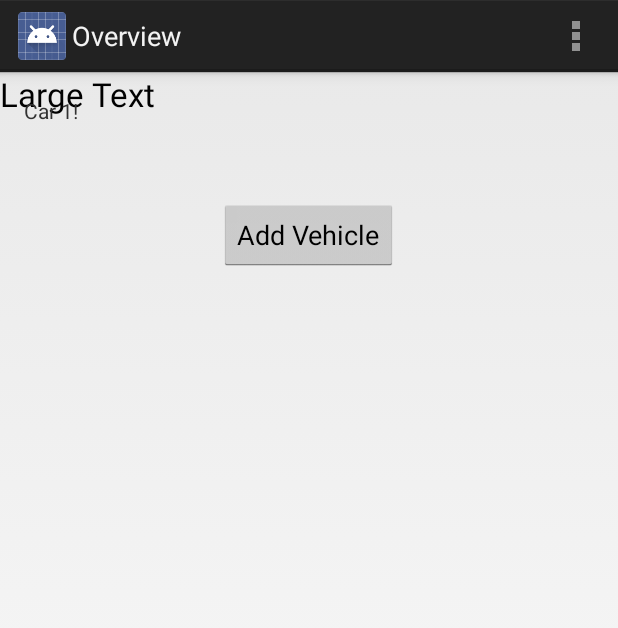
After one commit to kd8bny/maintenanceMan, an Android app: the Overview screen opened directly, with no data from a screen before it, on a phone screen of 412 x 824 dp. The commit adds this screen. Shown: the top 628 px of the screen. Run offline under Robolectric (Android 15) with nearby library versions, the light colour scheme and no system bars.

Commit message:
New fragments

```diff
--- a/app/src/main/AndroidManifest.xml
+++ b/app/src/main/AndroidManifest.xml
@@ -28,6 +28,10 @@
                 android:name="android.support.PARENT_ACTIVITY"
                 android:value="com.kd8bnyapps.kd8bny.maintenanceman.overview" />
         </activity>
+        <activity
+            android:name=".Overview"
+            android:label="@string/title_activity_overview" >
+        </activity>
     </application>
 
 </manifest>
--- /dev/null
+++ b/app/src/main/java/com/kd8bnyapps/kd8bny/maintenanceman/Overview.java
@@ -0,0 +1,64 @@
+package com.kd8bnyapps.kd8bny.maintenanceman;
+
+import android.app.Activity;
+import android.app.ActionBar;
+import android.app.Fragment;
+import android.os.Bundle;
+import android.view.LayoutInflater;
+import android.view.Menu;
+import android.view.MenuItem;
+import android.view.View;
+import android.view.ViewGroup;
+import android.os.Build;
+
+
+
+public class Overview extends Activity {
+
+    @Override
+    protected void onCreate(Bundle savedInstanceState) {
+        super.onCreate(savedInstanceState);
+        setContentView(R.layout.activity_overview);
+        if (savedInstanceState == null) {
+            getFragmentManager().beginTransaction()
+                    .add(R.id.container, new PlaceholderFragment())
+                    .commit();
+        }
+    }
+
+
+    @Override
+    public boolean onCreateOptionsMenu(Menu menu) {
+        // Inflate the menu; this adds items to the action bar if it is present.
+        getMenuInflater().inflate(R.menu.overview, menu);
+        return true;
+    }
+
+    @Override
+    public boolean onOptionsItemSelected(MenuItem item) {
+        // Handle action bar item clicks here. The action bar will
+        // automatically handle clicks on the Home/Up button, so long
+        // as you specify a parent activity in AndroidManifest.xml.
+        int id = item.getItemId();
+        if (id == R.id.action_settings) {
+            return true;
+        }
+        return super.onOptionsItemSelected(item);
+    }
+
+    /**
+     * A placeholder fragment containing a simple view.
+     */
+    public static class PlaceholderFragment extends Fragment {
+
+        public PlaceholderFragment() {
+        }
+
+        @Override
+        public View onCreateView(LayoutInflater inflater, ViewGroup container,
+                Bundle savedInstanceState) {
+            View rootView = inflater.inflate(R.layout.fragment_overview, container, false);
+            return rootView;
+        }
+    }
+}
--- a/app/src/main/res/layout/activity_overview.xml
+++ b/app/src/main/res/layout/activity_overview.xml
@@ -1,21 +1,31 @@
-<RelativeLayout xmlns:android="http://schemas.android.com/apk/res/android"
+<FrameLayout xmlns:android="http://schemas.android.com/apk/res/android"
     xmlns:tools="http://schemas.android.com/tools"
+    android:id="@+id/container"
     android:layout_width="match_parent"
     android:layout_height="match_parent"
-    android:paddingLeft="@dimen/activity_horizontal_margin"
-    android:paddingRight="@dimen/activity_horizontal_margin"
-    android:paddingTop="@dimen/activity_vertical_margin"
-    android:paddingBottom="@dimen/activity_vertical_margin"
-    tools:context=".overview">
+    tools:context="com.kd8bnyapps.kd8bny.maintenanceman.Overview"
+    tools:ignore="MergeRootFrame" >
 
-    <TextView
-        android:layout_width="wrap_content"
-        android:layout_height="wrap_content"
-        android:text="New Text"
-        android:id="@+id/textView"
-        android:layout_alignParentTop="true"
-        android:layout_alignParentLeft="true"
-        android:layout_alignParentStart="true"
-        android:layout_marginLeft="38dp"
-        android:layout_marginTop="41dp" />
-</RelativeLayout>
+    <LinearLayout
+        android:orientation="vertical"
+        android:layout_width="fill_parent"
+        android:layout_height="fill_parent"
+        android:layout_gravity="left|top"
+        android:weightSum="1">
+
+        <TextView
+            android:layout_width="179dp"
+            android:layout_height="wrap_content"
+            android:textAppearance="?android:attr/textAppearanceLarge"
+            android:text="Large Text"
+            android:id="@+id/textView"
+            android:layout_weight="0.08" />
+
+        <Button
+            android:layout_width="wrap_content"
+            android:layout_height="wrap_content"
+            android:text="Add Vehicle"
+            android:id="@+id/addButton"
+            android:layout_gravity="center_horizontal" />
+    </LinearLayout>
+</FrameLayout>
--- /dev/null
+++ b/app/src/main/res/layout/fragment_overview.xml
@@ -0,0 +1,16 @@
+<RelativeLayout xmlns:android="http://schemas.android.com/apk/res/android"
+    xmlns:tools="http://schemas.android.com/tools"
+    android:layout_width="match_parent"
+    android:layout_height="match_parent"
+    android:paddingLeft="@dimen/activity_horizontal_margin"
+    android:paddingRight="@dimen/activity_horizontal_margin"
+    android:paddingTop="@dimen/activity_vertical_margin"
+    android:paddingBottom="@dimen/activity_vertical_margin"
+    tools:context="com.kd8bnyapps.kd8bny.maintenanceman.Overview$PlaceholderFragment">
+
+    <TextView
+        android:text="@string/hello_world"
+        android:layout_width="wrap_content"
+        android:layout_height="wrap_content" />
+
+</RelativeLayout>
--- a/app/src/main/res/menu/overview.xml
+++ b/app/src/main/res/menu/overview.xml
@@ -1,6 +1,6 @@
 <menu xmlns:android="http://schemas.android.com/apk/res/android"
     xmlns:tools="http://schemas.android.com/tools"
-    tools:context=".overview" >
+    tools:context="com.kd8bnyapps.kd8bny.maintenanceman.Overview" >
     <item android:id="@+id/action_settings"
         android:title="@string/action_settings"
         android:orderInCategory="100"
--- a/app/src/main/res/values/strings.xml
+++ b/app/src/main/res/values/strings.xml
@@ -2,7 +2,7 @@
 <resources>
 
     <string name="app_name">Maintenance Man</string>
-    <string name="hello_world">Hello world!</string>
+    <string name="hello_world">Car 1!</string>
     <string name="action_settings">Settings</string>
     <string name="title_activity_my">MyActivity</string>
     <string name="title_section1">Section 1</string>
@@ -12,5 +12,6 @@
     <string name="navigation_drawer_close">Close navigation drawer</string>
     <string name="action_example">Example action</string>
     <string name="title_activity_my_activity2">MyActivity2</string>
+    <string name="title_activity_overview">Overview</string>
 
 </resources>
```
Also changed, not shown: 3 other files.
